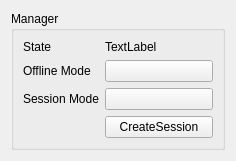
First picture: the form in manager.ui, repository igaw/imposter, before the edit.
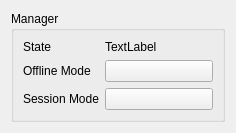
Second picture: the form after the edit.

Commit message:
Session: Remove session dialog
It does not really make sense to have the session integrated
into imposter. The session-ui has to stay standalone.

The edit to the form file:
```diff
--- a/manager.ui
+++ b/manager.ui
@@ -7,7 +7,7 @@
     <x>0</x>
     <y>0</y>
     <width>236</width>
-    <height>146</height>
+    <height>118</height>
    </rect>
   </property>
   <property name="windowTitle">
@@ -70,13 +70,6 @@
           </property>
          </widget>
         </item>
-        <item row="3" column="1">
-         <widget class="QPushButton" name="pb_CreateSession">
-          <property name="text">
-           <string>CreateSession</string>
-          </property>
-         </widget>
-        </item>
        </layout>
       </item>
      </layout>
```
The commit also changes 4 other files.
